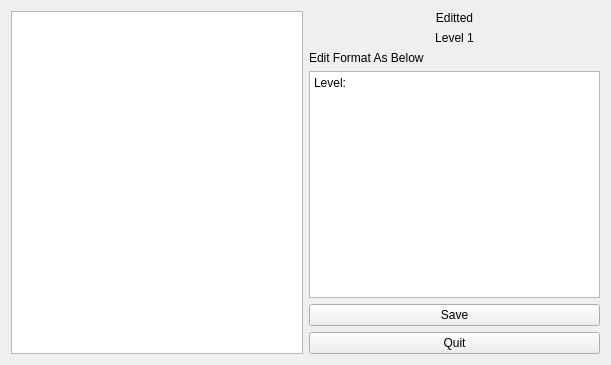
First picture: the form in GUI/editlevelform.ui, repository Ts-myself/CS205_Proj, before the edit.
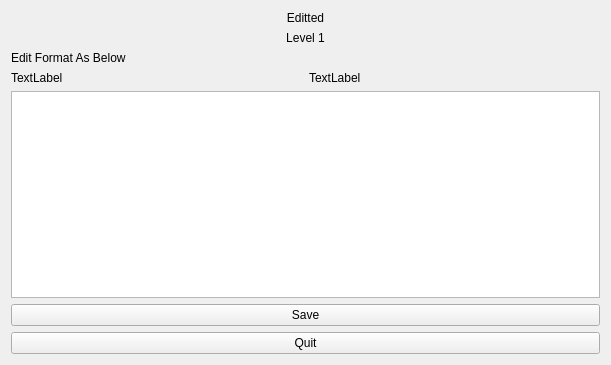
Second picture: the form after the edit.

Commit message: (GUI)edit修改中

```diff
--- a/GUI/editlevelform.ui
+++ b/GUI/editlevelform.ui
@@ -14,9 +14,6 @@
    <string>Form</string>
   </property>
   <layout class="QHBoxLayout" name="horizontalLayout">
-   <item>
-    <widget class="QTextEdit" name="textEdit"/>
-   </item>
    <item>
     <layout class="QVBoxLayout" name="sideLayout_4">
      <item>
@@ -47,19 +44,25 @@
       </widget>
      </item>
      <item>
-      <widget class="QTextBrowser" name="textBrowser">
-       <property name="html">
-        <string>&lt;!DOCTYPE HTML PUBLIC &quot;-//W3C//DTD HTML 4.0//EN&quot; &quot;http://www.w3.org/TR/REC-html40/strict.dtd&quot;&gt;
-&lt;html&gt;&lt;head&gt;&lt;meta name=&quot;qrichtext&quot; content=&quot;1&quot; /&gt;&lt;meta charset=&quot;utf-8&quot; /&gt;&lt;style type=&quot;text/css&quot;&gt;
-p, li { white-space: pre-wrap; }
-hr { height: 1px; border-width: 0; }
-li.unchecked::marker { content: &quot;\2610&quot;; }
-li.checked::marker { content: &quot;\2612&quot;; }
-&lt;/style&gt;&lt;/head&gt;&lt;body style=&quot; font-family:'Microsoft YaHei UI'; font-size:9pt; font-weight:400; font-style:normal;&quot;&gt;
-&lt;p style=&quot; margin-top:0px; margin-bottom:0px; margin-left:0px; margin-right:0px; -qt-block-indent:0; text-indent:0px;&quot;&gt;Level:&lt;/p&gt;
-&lt;p style=&quot;-qt-paragraph-type:empty; margin-top:0px; margin-bottom:0px; margin-left:0px; margin-right:0px; -qt-block-indent:0; text-indent:0px;&quot;&gt;&lt;br /&gt;&lt;/p&gt;&lt;/body&gt;&lt;/html&gt;</string>
-       </property>
-      </widget>
+      <layout class="QHBoxLayout" name="editInfoLayout">
+       <item>
+        <widget class="QLabel" name="editExampleLabel">
+         <property name="text">
+          <string>TextLabel</string>
+         </property>
+        </widget>
+       </item>
+       <item>
+        <widget class="QLabel" name="editFormLabel">
+         <property name="text">
+          <string>TextLabel</string>
+         </property>
+        </widget>
+       </item>
+      </layout>
+     </item>
+     <item>
+      <widget class="QTextEdit" name="textEdit"/>
      </item>
      <item>
       <widget class="QPushButton" name="resetBotton_4">
```
The commit also changes 4 other files.
